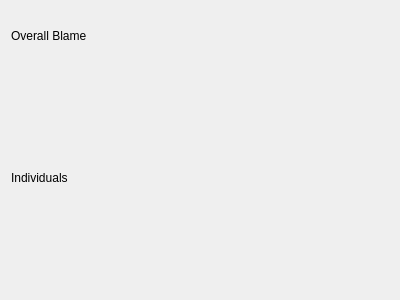
First picture: the form in GitStats/overallblame.ui, repository TheStickLord/GitStats, before the edit.
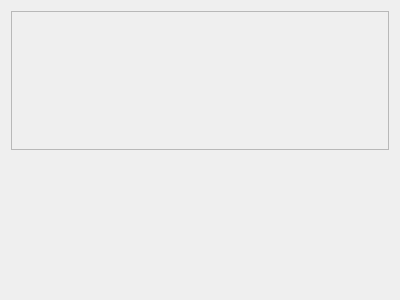
Second picture: the form after the edit.

```diff
--- a/GitStats/overallblame.ui
+++ b/GitStats/overallblame.ui
@@ -15,28 +15,55 @@
   </property>
   <layout class="QVBoxLayout" name="verticalLayout">
    <item>
-    <widget class="QLabel" name="label">
-     <property name="maximumSize">
-      <size>
-       <width>16777215</width>
-       <height>50</height>
-      </size>
+    <widget class="QScrollArea" name="ScrollArea">
+     <property name="widgetResizable">
+      <bool>true</bool>
      </property>
-     <property name="text">
-      <string>Overall Blame</string>
-     </property>
+     <widget class="QWidget" name="scrollAreaWidgetContents">
+      <property name="geometry">
+       <rect>
+        <x>0</x>
+        <y>0</y>
+        <width>380</width>
+        <height>136</height>
+       </rect>
+      </property>
+      <layout class="QHBoxLayout" name="horizontalLayout_2">
+       <item>
+        <layout class="QVBoxLayout" name="ChartSlot"/>
+       </item>
+       <item>
+        <layout class="QVBoxLayout" name="Users"/>
+       </item>
+       <item>
+        <spacer name="horizontalSpacer">
+         <property name="orientation">
+          <enum>Qt::Orientation::Horizontal</enum>
+         </property>
+         <property name="sizeHint" stdset="0">
+          <size>
+           <width>40</width>
+           <height>20</height>
+          </size>
+         </property>
+        </spacer>
+       </item>
+      </layout>
+     </widget>
     </widget>
    </item>
    <item>
-    <layout class="QHBoxLayout" name="horizontalLayout">
-     <item>
-      <widget class="QLabel" name="label_2">
-       <property name="text">
-        <string>Individuals</string>
-       </property>
-      </widget>
-     </item>
-    </layout>
+    <spacer name="verticalSpacer_3">
+     <property name="orientation">
+      <enum>Qt::Orientation::Vertical</enum>
+     </property>
+     <property name="sizeHint" stdset="0">
+      <size>
+       <width>20</width>
+       <height>40</height>
+      </size>
+     </property>
+    </spacer>
    </item>
   </layout>
  </widget>
```
